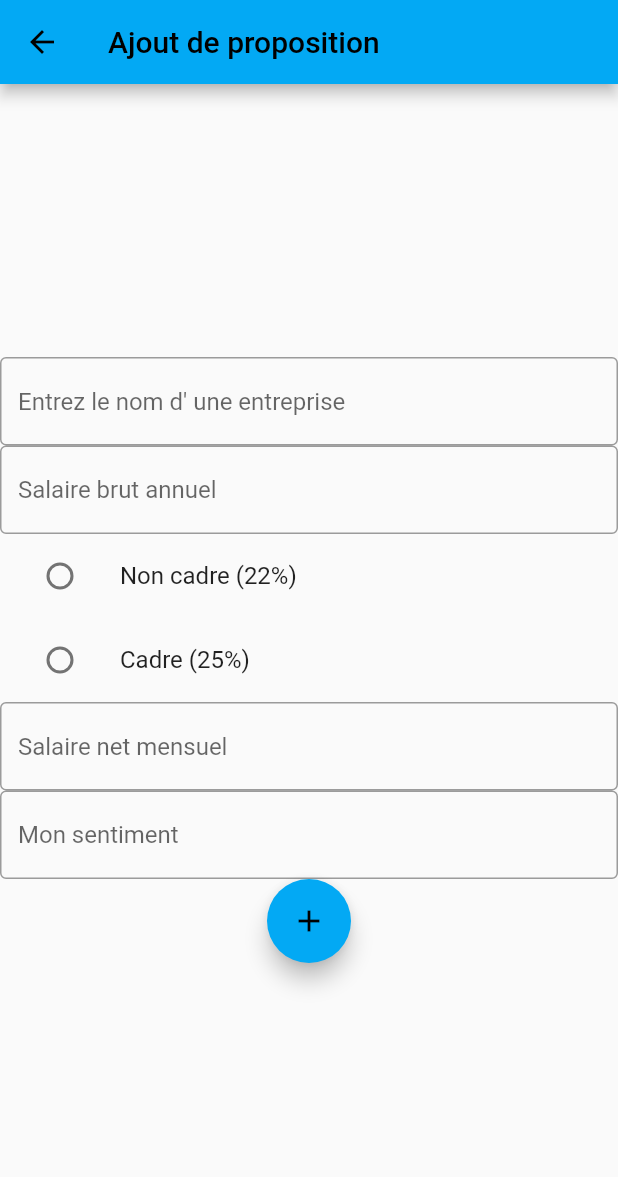
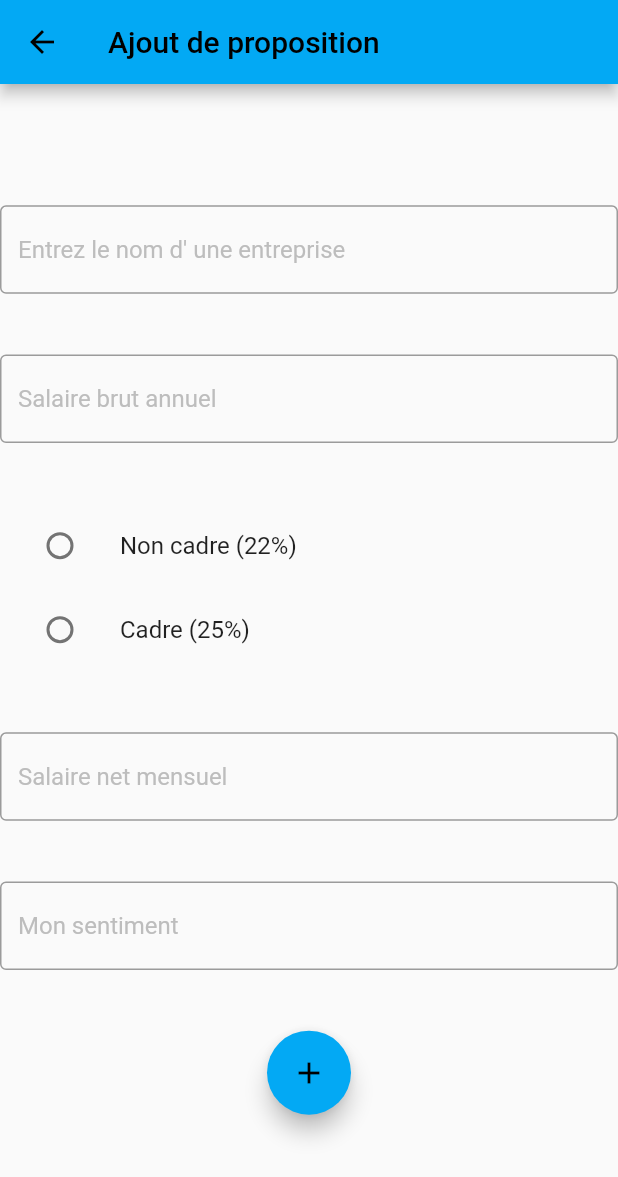
Before and after one commit to ClementLegros/JobTrack, a Flutter app: the AddProposition screen opened by its route, on a phone screen of 412 x 824 dp. Shown: the top 1177 px of the screen. Run offline on Flutter 3.47's test engine with Material 2 defaults, Android fonts, the phone set to English and light mode, and no system bars; our stand-ins replace hive, hive_flutter; accounts and stored records are empty.

Commit message:
Change design
Change the design of the AddPage and change the design when you delete a company of your list with a red background with a trashcan icon and after that a confirmation pop-up

```diff
--- a/lib/Pages/AjoutProposistionPage.dart
+++ b/lib/Pages/AjoutProposistionPage.dart
@@ -22,40 +22,39 @@ class _AddPropositionState extends State<AddProposition> {
   bool _value = false;
   int val = -1;
 
+  //Fonction déclancher lorsqu'on écrit dans salaire BrutAnnuel ou en appuyant sur les radios buttons
   void calculSalaire(salaireBrutAnnuel) {
-
     //On vérifie si la valeur récupérer est bien un double
     var salaireBrutAnnu = double.tryParse(salaireBrutAnnuel);
-    if(salaireBrutAnnu == null)
-    {
+    if (salaireBrutAnnu == null) {
       //Si le champs est mal renseigner on remet à 0 le champs net
       mySalaireNetMensuelController.text = "";
+
       return;
     }
     //Test pour savoir quel checkbox est coché
     if (val == 1) {
       //Non cadre 22%
       statut = "Non cadre";
-      salaireBrutAnnu = salaireBrutAnnu - (22/100 * salaireBrutAnnu);
+      salaireBrutAnnu = salaireBrutAnnu - (22 / 100 * salaireBrutAnnu);
       mySalaireNetMensuelController.text = salaireBrutAnnu.toString();
-
     } else if (val == 2) {
       //Cadre 25%
       statut = "Cadre";
-      salaireBrutAnnu = salaireBrutAnnu - (25/100 * salaireBrutAnnu);
+      salaireBrutAnnu = salaireBrutAnnu - (25 / 100 * salaireBrutAnnu);
       mySalaireNetMensuelController.text = salaireBrutAnnu.toString();
     }
   }
 
-  void calculNonCadre() {
-    mySalaireNetMensuelController.text = "12000";
-  }
-
+  //Function déclancher par le button d'ajout
   void ajouterProposition() {
+    //Récupération des informations contenue dans les champs de texte
     String entreprise = myEntrepriseController.text;
     String salaireBrutAnuel = mySalaireBrutAnuelController.text;
     String salaireNetMensuel = mySalaireNetMensuelController.text;
     String sentiment = mySentimentController.text;
+
+    //On crée une proposition et on l'ajoute à notre Box
     Proposition proposition = new Proposition(
         entreprise,
         double.parse(salaireBrutAnuel),
@@ -63,13 +62,14 @@ class _AddPropositionState extends State<AddProposition> {
         double.parse(salaireNetMensuel),
         sentiment);
     PropositionBox.box.put(proposition.key(), proposition);
+
     // On retourne a la page d'accueil
     Navigator.pushNamed(context, '/');
   }
 
   @override
   void dispose() {
-    // Clean up the controller when the widget is disposed.
+    // Nettoyage des controllers
     myEntrepriseController.dispose();
     mySalaireBrutAnuelController.dispose();
     mySalaireNetMensuelController.dispose();
@@ -87,30 +87,32 @@ class _AddPropositionState extends State<AddProposition> {
         child: Column(
           mainAxisAlignment: MainAxisAlignment.center,
           children: <Widget>[
+            Spacer(flex: 2),
             TextField(
               controller: myEntrepriseController,
               decoration: InputDecoration(
                   border: OutlineInputBorder(),
                   hintText: 'Entrez le nom d\' une entreprise',
+                  hintStyle: TextStyle(color: Colors.grey[400])),
             ),
-            ),
+            Spacer(flex: 1),
             TextField(
               controller: mySalaireBrutAnuelController,
               decoration: InputDecoration(
                   border: OutlineInputBorder(),
                   hintText: 'Salaire brut annuel',
-              ),
+                  hintStyle: TextStyle(color: Colors.grey[400])),
               onChanged: (text) {
                 calculSalaire(text.toString());
               },
             ),
+            Spacer(flex: 1),
             ListTile(
               title: Text("Non cadre (22%)"),
               leading: Radio(
                 value: 1,
                 groupValue: val,
                 onChanged: (value) {
-
                   setState(() {
                     val = int.parse(value.toString());
                   });
@@ -126,7 +128,6 @@ class _AddPropositionState extends State<AddProposition> {
                 value: 2,
                 groupValue: val,
                 onChanged: (value) {
-
                   setState(() {
                     val = int.parse(value.toString());
                   });
@@ -136,27 +137,31 @@ class _AddPropositionState extends State<AddProposition> {
                 activeColor: Colors.lightBlue,
               ),
             ),
+            Spacer(flex: 1),
             TextField(
               controller: mySalaireNetMensuelController,
               decoration: InputDecoration(
                   border: OutlineInputBorder(),
                   hintText: 'Salaire net mensuel',
+                  hintStyle: TextStyle(color: Colors.grey[400])),
             ),
-            ),
+            Spacer(flex: 1),
             TextField(
               controller: mySentimentController,
               decoration: InputDecoration(
                   border: OutlineInputBorder(),
                   hintText: 'Mon sentiment',
+                  hintStyle: TextStyle(color: Colors.grey[400])),
             ),
-            ),
+            Spacer(flex: 1),
             FloatingActionButton(
               onPressed: ajouterProposition,
               backgroundColor: Colors.lightBlue,
               tooltip: 'Ajouter une proposition',
               child: const Icon(Icons.add),
               //backgroundColor: Colors.white,
-            )
+            ),
+            Spacer(flex: 2),
           ],
         ),
       ),
```
Also changed, not shown: lib/Pages/HomePage.dart (+22 -0 lines). Lines whose indentation alone changed are shown as unchanged.
